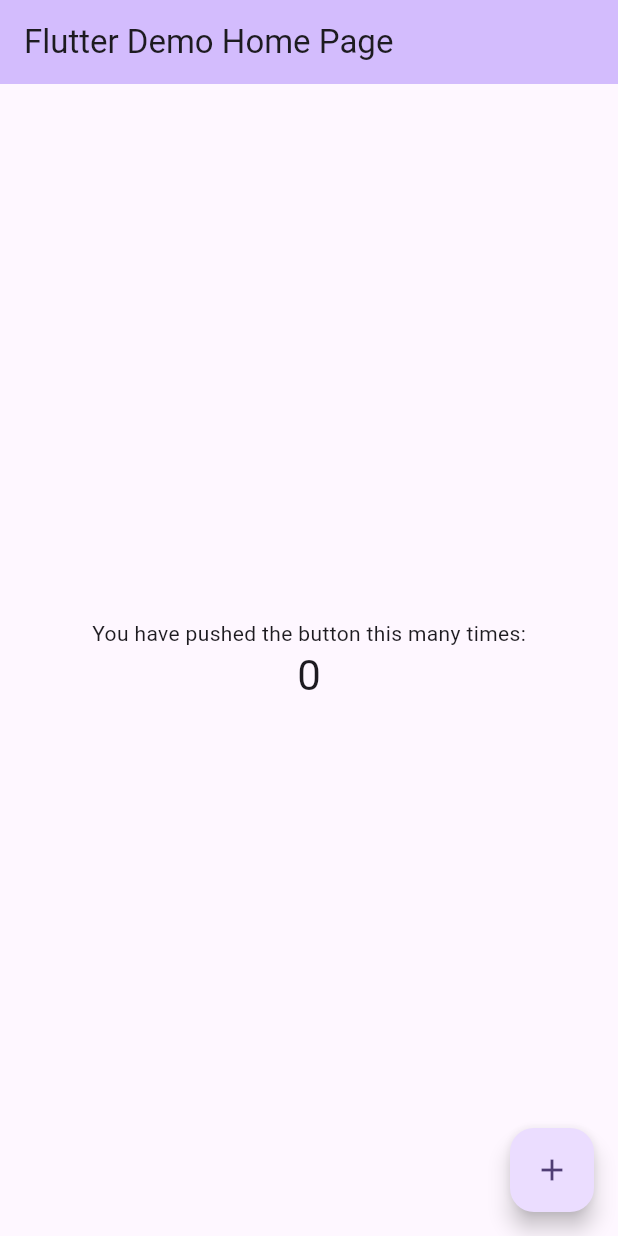
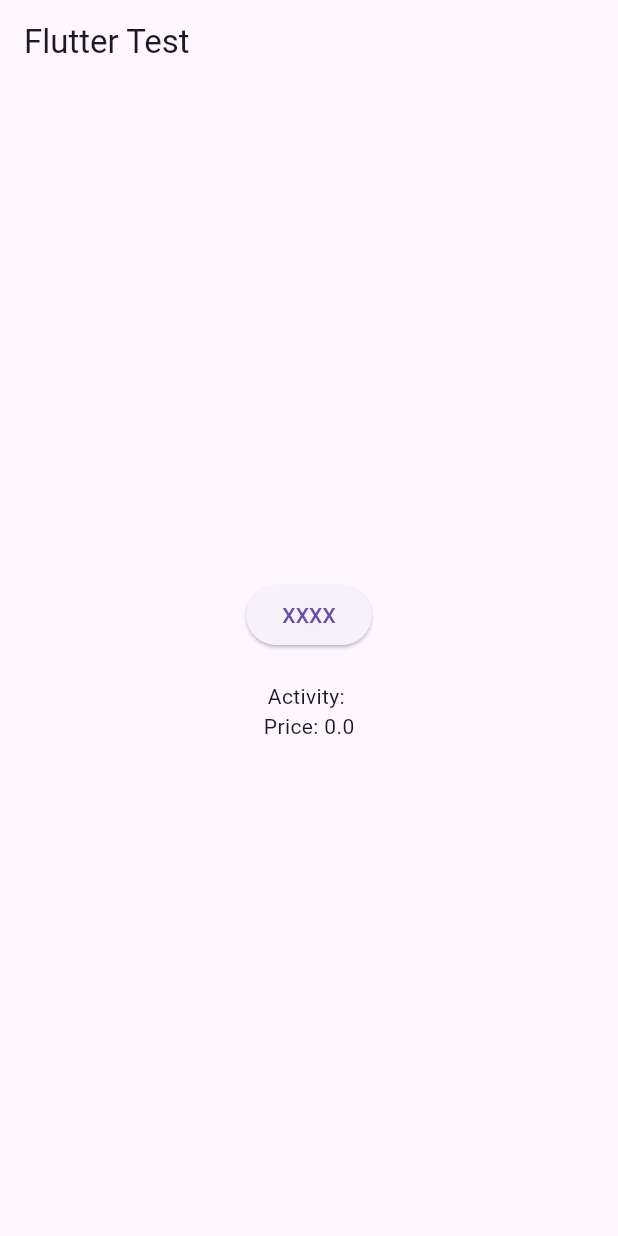
Before and after one commit to izadi-fikri/hendshake-flutter-test, a Flutter app: the screen it shows after launch, on a phone screen of 412 x 824 dp. Run offline on Flutter 3.47's test engine with Material 3 defaults, Android fonts, the phone set to English and light mode, and no system bars.

Commit message:
API Fetch and Main Page

```diff
--- a/lib/main.dart
+++ b/lib/main.dart
@@ -1,122 +1,58 @@
 import 'package:flutter/material.dart';
+import 'package:http/http.dart' as http; // Add http import
+import 'dart:convert'; // Add json import
 
+// Entry point of the app
 void main() {
-  runApp(const MyApp());
+  runApp(MyApp());
 }
 
 class MyApp extends StatelessWidget {
-  const MyApp({super.key});
-
-  // This widget is the root of your application.
   @override
   Widget build(BuildContext context) {
-    return MaterialApp(
-      title: 'Flutter Demo',
-      theme: ThemeData(
-        // This is the theme of your application.
-        //
-        // TRY THIS: Try running your application with "flutter run". You'll see
-        // the application has a purple toolbar. Then, without quitting the app,
-        // try changing the seedColor in the colorScheme below to Colors.green
-        // and then invoke "hot reload" (save your changes or press the "hot
-        // reload" button in a Flutter-supported IDE, or press "r" if you used
-        // the command line to start the app).
-        //
-        // Notice that the counter didn't reset back to zero; the application
-        // state is not lost during the reload. To reset the state, use hot
-        // restart instead.
-        //
-        // This works for code too, not just values: Most code changes can be
-        // tested with just a hot reload.
-        colorScheme: ColorScheme.fromSeed(seedColor: Colors.deepPurple),
-      ),
-      home: const MyHomePage(title: 'Flutter Demo Home Page'),
-    );
+    return MaterialApp(title: 'Flutter Test', home: MyHomePage());
   }
 }
 
+// Initialize state
 class MyHomePage extends StatefulWidget {
-  const MyHomePage({super.key, required this.title});
-
-  // This widget is the home page of your application. It is stateful, meaning
-  // that it has a State object (defined below) that contains fields that affect
-  // how it looks.
-
-  // This class is the configuration for the state. It holds the values (in this
-  // case the title) provided by the parent (in this case the App widget) and
-  // used by the build method of the State. Fields in a Widget subclass are
-  // always marked "final".
-
-  final String title;
-
   @override
-  State<MyHomePage> createState() => _MyHomePageState();
+  _MyHomePageState createState() => _MyHomePageState();
 }
 
+// Initialize variable and create UI
 class _MyHomePageState extends State<MyHomePage> {
-  int _counter = 0;
+  String _activity = '';
+  double _price = 0.0;
 
-  void _incrementCounter() {
-    setState(() {
-      // This call to setState tells the Flutter framework that something has
-      // changed in this State, which causes it to rerun the build method below
-      // so that the display can reflect the updated values. If we changed
-      // _counter without calling setState(), then the build method would not be
-      // called again, and so nothing would appear to happen.
-      _counter++;
-    });
+  Future<void> _fetchActivity() async {
+    final response = await http.get(
+      Uri.parse('https://bored.api.lewagon.com/api/activity'),
+    );
+    if (response.statusCode == 200) {
+      final data = json.decode(response.body);
+      setState(() {
+        _activity = data['activity'];
+        _price = data['price'].toDouble();
+      });
+    }
   }
 
   @override
   Widget build(BuildContext context) {
-    // This method is rerun every time setState is called, for instance as done
-    // by the _incrementCounter method above.
-    //
-    // The Flutter framework has been optimized to make rerunning build methods
-    // fast, so that you can just rebuild anything that needs updating rather
-    // than having to individually change instances of widgets.
     return Scaffold(
-      appBar: AppBar(
-        // TRY THIS: Try changing the color here to a specific color (to
-        // Colors.amber, perhaps?) and trigger a hot reload to see the AppBar
-        // change color while the other colors stay the same.
-        backgroundColor: Theme.of(context).colorScheme.inversePrimary,
-        // Here we take the value from the MyHomePage object that was created by
-        // the App.build method, and use it to set our appbar title.
-        title: Text(widget.title),
-      ),
+      appBar: AppBar(title: Text('Flutter Test')),
       body: Center(
-        // Center is a layout widget. It takes a single child and positions it
-        // in the middle of the parent.
         child: Column(
-          // Column is also a layout widget. It takes a list of children and
-          // arranges them vertically. By default, it sizes itself to fit its
-          // children horizontally, and tries to be as tall as its parent.
-          //
-          // Column has various properties to control how it sizes itself and
-          // how it positions its children. Here we use mainAxisAlignment to
-          // center the children vertically; the main axis here is the vertical
-          // axis because Columns are vertical (the cross axis would be
-          // horizontal).
-          //
-          // TRY THIS: Invoke "debug painting" (choose the "Toggle Debug Paint"
-          // action in the IDE, or press "p" in the console), to see the
-          // wireframe for each widget.
           mainAxisAlignment: MainAxisAlignment.center,
           children: <Widget>[
-            const Text('You have pushed the button this many times:'),
-            Text(
-              '$_counter',
-              style: Theme.of(context).textTheme.headlineMedium,
-            ),
+            ElevatedButton(onPressed: _fetchActivity, child: Text('XXXX')),
+            SizedBox(height: 20),
+            Text('Activity: $_activity'),
+            Text('Price: $_price'),
           ],
         ),
       ),
-      floatingActionButton: FloatingActionButton(
-        onPressed: _incrementCounter,
-        tooltip: 'Increment',
-        child: const Icon(Icons.add),
-      ), // This trailing comma makes auto-formatting nicer for build methods.
     );
   }
 }
--- a/pubspec.yaml
+++ b/pubspec.yaml
@@ -2,7 +2,7 @@ name: hendshake_test_apireq
 description: "A new Flutter project."
 # The following line prevents the package from being accidentally published to
 # pub.dev using `flutter pub publish`. This is preferred for private packages.
-publish_to: 'none' # Remove this line if you wish to publish to pub.dev
+publish_to: "none" # Remove this line if you wish to publish to pub.dev
 
 # The following defines the version and build number for your application.
 # A version number is three numbers separated by dots, like 1.2.43
@@ -30,6 +30,7 @@ environment:
 dependencies:
   flutter:
     sdk: flutter
+  http: ^0.13.6 # Or latest version
 
   # The following adds the Cupertino Icons font to your application.
   # Use with the CupertinoIcons class for iOS style icons.
@@ -51,7 +52,6 @@ dev_dependencies:
 
 # The following section is specific to Flutter packages.
 flutter:
-
   # The following line ensures that the Material Icons font is
   # included with your application, so that you can use the icons in
   # the material Icons class.
```
Also changed, not shown: pubspec.lock.
